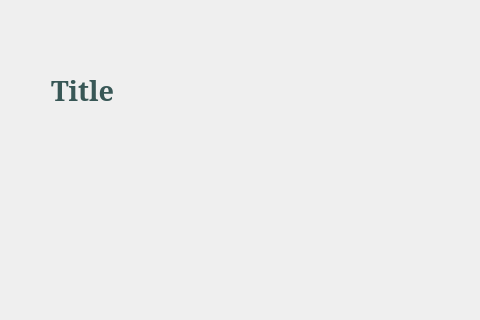
Old version of the form src/forms/listviewtemplate.ui in the repository damaro05/LawFirmPlatform; both pictures show x 0 to 480 and y 0 to 320 of the 1350 by 750 pixel window.
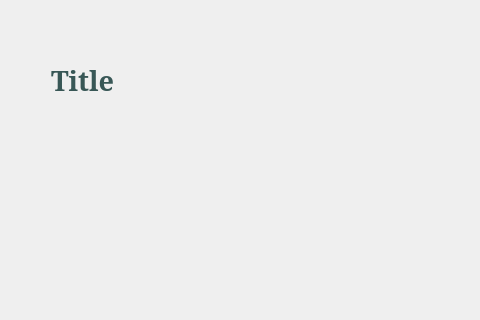
New version of the form.

Patch:
```diff
--- a/src/forms/listviewtemplate.ui
+++ b/src/forms/listviewtemplate.ui
@@ -19,6 +19,9 @@
      <property name="orientation">
       <enum>Qt::Vertical</enum>
      </property>
+     <property name="sizeType">
+      <enum>QSizePolicy::Minimum</enum>
+     </property>
      <property name="sizeHint" stdset="0">
       <size>
        <width>20</width>
```
